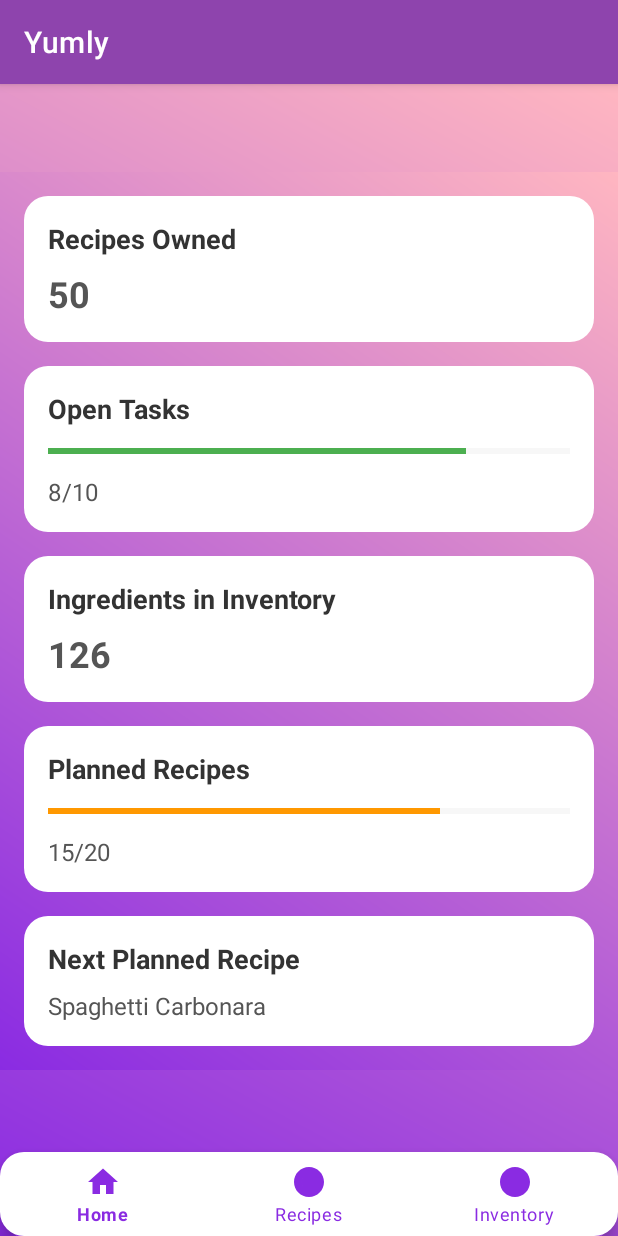
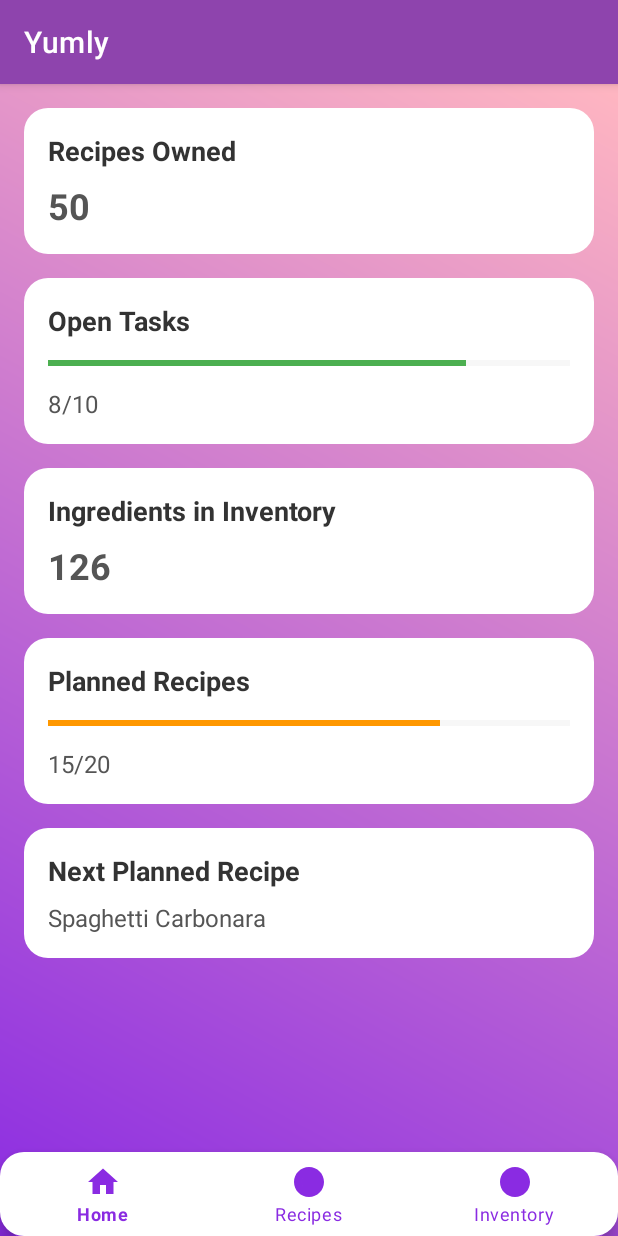
Before and after one commit to MvandeKamp/Yumly, an Android app: the screen it shows after launch (MainActivity), on a phone screen of 412 x 824 dp. Run offline under Robolectric (Android 15) with nearby library versions, the light colour scheme and no system bars; our stand-ins replace navigation-ui.

Commit message:
destroyed my layout

```diff
--- a/app/src/main/res/layout/activity_main.xml
+++ b/app/src/main/res/layout/activity_main.xml
@@ -1,12 +1,11 @@
 <?xml version="1.0" encoding="utf-8"?>
-<androidx.constraintlayout.widget.ConstraintLayout
-    xmlns:android="http://schemas.android.com/apk/res/android"
+<androidx.constraintlayout.widget.ConstraintLayout xmlns:android="http://schemas.android.com/apk/res/android"
     xmlns:app="http://schemas.android.com/apk/res-auto"
     android:id="@+id/container"
     android:layout_width="match_parent"
     android:layout_height="match_parent"
     android:background="@drawable/gradient_background"
-    android:paddingTop="4dp">
+    android:paddingTop="0dp">
 
     <!-- Custom Toolbar -->
 
@@ -30,7 +29,7 @@
         android:id="@+id/nav_host_fragment_activity_main"
         android:name="androidx.navigation.fragment.NavHostFragment"
         android:layout_width="match_parent"
-        android:layout_height="wrap_content"
+        android:layout_height="match_parent"
         app:defaultNavHost="true"
         app:layout_constraintBottom_toTopOf="@id/nav_view"
         app:layout_constraintLeft_toLeftOf="parent"
```
